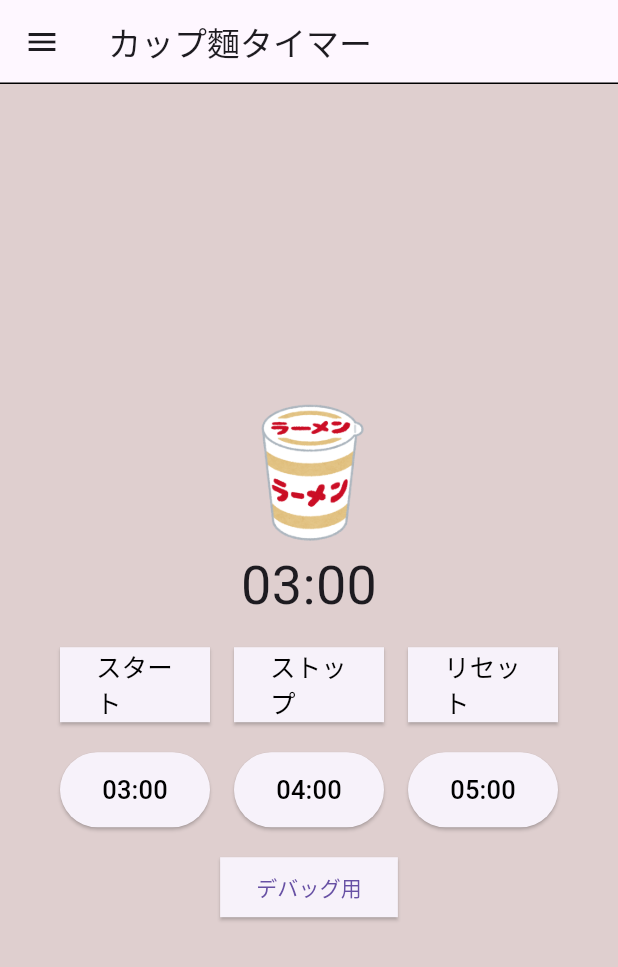
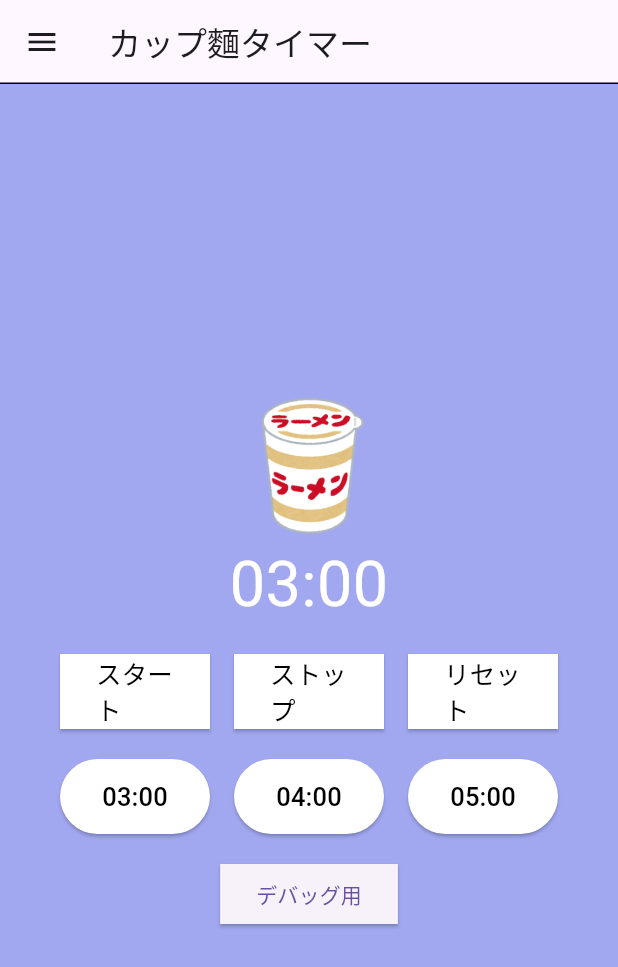
Before and after one commit to kd1355468/cookingtimer, a Flutter app: the screen it shows after launch, on a phone screen of 412 x 824 dp. Shown: the top 967 px of the screen. Run offline on Flutter 3.47's test engine with Material 3 defaults, Android fonts, the phone set to English and light mode, and no system bars.

Commit message:
8回目コミットプロジェクト

```diff
--- a/cookingtimer/lib/main.dart
+++ b/cookingtimer/lib/main.dart
@@ -1,7 +1,7 @@
 import 'dart:async';
 
 import 'package:flutter/material.dart';
-import 'package:flutter/scheduler.dart';
+//import 'package:flutter/scheduler.dart';
 
 void main() {
   runApp(const Base());
@@ -47,10 +47,7 @@ class _CookingTimerState extends State<CookingTimer> {
   @override
   void initState(){
     super.initState();
-
     _counter = 180;
-
-
   }
 
   String _formatTime(){
@@ -111,7 +108,7 @@ class _CookingTimerState extends State<CookingTimer> {
   @override
   Widget build(BuildContext context) {
     return Scaffold(
-      backgroundColor: const Color.fromARGB(255, 223, 207, 207),
+      backgroundColor: const Color.fromARGB(255, 161, 168, 240),
       appBar: AppBar(
         title: Text(_timerTitle),
         shape: Border(bottom: BorderSide(width: 1.0)),
@@ -119,6 +116,7 @@ class _CookingTimerState extends State<CookingTimer> {
 
       //サイドメニュー
       drawer: Drawer(
+        backgroundColor: const Color.fromARGB(255, 161, 168, 240),
         child: ListView(
           children: [
             DrawerHeader(
@@ -126,7 +124,13 @@ class _CookingTimerState extends State<CookingTimer> {
                 children: [
                   Icon(Icons.schedule),
                   Center(
-                    child: Text("タイマー切り替え"),
+                    child: Text(
+                      "タイマー切り替え",
+                      style: TextStyle(
+                        fontSize: 20,
+                        color: const Color.fromARGB(255, 230, 227, 227),
+                      ),
+                    ),
                   )
                 ],
 
@@ -134,8 +138,8 @@ class _CookingTimerState extends State<CookingTimer> {
             ),
 
             ListTile (
-              title: Text("カップ麵用タイマー"),
-              subtitle: Text("他のインスタント食品にも使えます"),
+              title: Text("カップ麵用タイマー",style: TextStyle(fontSize: 18, color: const Color.fromARGB(255, 230, 227, 227),),),
+              subtitle: Text("他のインスタント食品にも使えます",style: TextStyle( color: const Color.fromARGB(255, 230, 227, 227),),),
               onTap: (){
                 setState(() {
                   _comp=false;
@@ -149,8 +153,8 @@ class _CookingTimerState extends State<CookingTimer> {
             ),
 
             ListTile(
-              title: Text("ゆで卵用タイマー"),
-              subtitle: Text("沸騰したお湯から茹でた場合の時間"),
+              title: Text("ゆで卵用タイマー",style: TextStyle(fontSize: 18, color: const Color.fromARGB(255, 230, 227, 227),),),
+              subtitle: Text("沸騰したお湯から茹でた場合の時間",style: TextStyle( color: const Color.fromARGB(255, 230, 227, 227),),),
               onTap: (){
                 setState(() {
                   _comp=false;
@@ -164,7 +168,7 @@ class _CookingTimerState extends State<CookingTimer> {
             ),
 
             ListTile(
-              title: Text("茹で野菜用タイマー"),
+              title: Text("茹で野菜用タイマー",style: TextStyle(fontSize: 18, color: const Color.fromARGB(255, 230, 227, 227),),),
               onTap: (){
                 setState(() {
                   _comp=false;
@@ -177,8 +181,9 @@ class _CookingTimerState extends State<CookingTimer> {
               },
             ),
 
+            SizedBox(height: 16,),
             ListTile(
-              title: Text("閉じる"),
+              title: Text("閉じる",style: TextStyle(fontSize: 16, color: const Color.fromARGB(255, 230, 227, 227),),),
               leading: Icon(Icons.close),
               onTap: (){
                 setState(() {
@@ -207,7 +212,7 @@ class _CookingTimerState extends State<CookingTimer> {
               Image.asset(
                 "assets/food_cup_noodle_open_transparent.png",
                 width: 100,
-                height: 100,
+                height: 120,
               ),
             }else if(_timerMode == "boilEgg" && _comp == false)...{
               Image.asset(
@@ -224,7 +229,7 @@ class _CookingTimerState extends State<CookingTimer> {
             },
 
             //ボタン(動作)
-            Text(_formatTime(),style: TextStyle(fontSize: 36),),
+            Text(_formatTime(),style: TextStyle(fontSize: 42, color: Colors.white),),
             SizedBox(height: 16,),
             Row(
               mainAxisAlignment: MainAxisAlignment.center,
@@ -234,6 +239,7 @@ class _CookingTimerState extends State<CookingTimer> {
                     startTimer();
                   },
                   style: ElevatedButton.styleFrom(
+                    backgroundColor: Colors.white,
                     fixedSize: Size(100, 50),
                     shape: RoundedRectangleBorder(
                       borderRadius: BorderRadius.circular(0)
@@ -254,6 +260,7 @@ class _CookingTimerState extends State<CookingTimer> {
                     stopTimer();
                   },
                   style: ElevatedButton.styleFrom(
+                    backgroundColor: Colors.white,
                     fixedSize: Size(100, 50),
                     shape: RoundedRectangleBorder(
                       borderRadius: BorderRadius.circular(0)
@@ -274,6 +281,7 @@ class _CookingTimerState extends State<CookingTimer> {
                     resetTimer();
                   },
                   style: ElevatedButton.styleFrom(
+                    backgroundColor: Colors.white,
                     fixedSize: Size(100, 50),
                     shape: RoundedRectangleBorder(
                       borderRadius: BorderRadius.circular(0)
@@ -308,15 +316,15 @@ class _CookingTimerState extends State<CookingTimer> {
                       });
                     },
                     style: ElevatedButton.styleFrom(
+                      backgroundColor: Colors.white,
                       fixedSize: Size(100, 50),
-
                     ),
 
                     child: Text(
                       "03:00",
                       style: TextStyle(
                         fontSize: 17,
-                         color: Colors.black,
+                        color: Colors.black,
                       ),
                     )
                   ),
@@ -331,15 +339,15 @@ class _CookingTimerState extends State<CookingTimer> {
                       });
                     },
                     style: ElevatedButton.styleFrom(
+                      backgroundColor: Colors.white,
                       fixedSize: Size(100, 50),
-
                     ),
 
                     child: Text(
                       "04:00",
                       style: TextStyle(
                         fontSize: 17,
-                         color: Colors.black,
+                        color: Colors.black,
                       ),
                     )
                   ),
@@ -354,15 +362,15 @@ class _CookingTimerState extends State<CookingTimer> {
                       });
                     },
                     style: ElevatedButton.styleFrom(
+                      backgroundColor: Colors.white,
                       fixedSize: Size(100, 50),
-
                     ),
 
                     child: Text(
                       "05:00",
                       style: TextStyle(
                         fontSize: 17,
-                         color: Colors.black,
+                        color: Colors.black,
                       ),
                     )
                   ),
@@ -383,6 +391,7 @@ class _CookingTimerState extends State<CookingTimer> {
                       });
                     },
                     style: ElevatedButton.styleFrom(
+                      backgroundColor: Colors.white,
                       fixedSize: Size(100, 50),
                     ),
 
@@ -405,6 +414,7 @@ class _CookingTimerState extends State<CookingTimer> {
                       });
                     },
                     style: ElevatedButton.styleFrom(
+                      backgroundColor: Colors.white,
                       fixedSize: Size(100, 50),
                     ),
 
@@ -427,6 +437,7 @@ class _CookingTimerState extends State<CookingTimer> {
                       });
                     },
                     style: ElevatedButton.styleFrom(
+                      backgroundColor: Colors.white,
                       fixedSize: Size(100, 50),
                     ),
 
@@ -454,6 +465,7 @@ class _CookingTimerState extends State<CookingTimer> {
                       });
                     },
                     style: ElevatedButton.styleFrom(
+                      backgroundColor: Colors.white,
                       fixedSize: Size(100, 50),
                     ),
 
@@ -475,6 +487,7 @@ class _CookingTimerState extends State<CookingTimer> {
                       });
                     },
                     style: ElevatedButton.styleFrom(
+                      backgroundColor: Colors.white,
                       fixedSize: Size(100, 50),
                     ),
 
@@ -496,6 +509,7 @@ class _CookingTimerState extends State<CookingTimer> {
                       });
                     },
                     style: ElevatedButton.styleFrom(
+                      backgroundColor: Colors.white,
                       fixedSize: Size(100, 50),
                     ),
 
```
Also changed, not shown: いらすとや/cooking06_yuderu.png (added).
